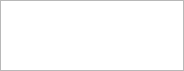
Above: simModules/src/wcursorinfo.ui from koalakoker/gSim before the change. Below: the same form after it.
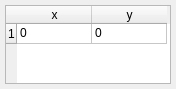
That is the form after the change.

Commit message: Cursorinfo fixing layout

```diff
--- a/simModules/src/wcursorinfo.ui
+++ b/simModules/src/wcursorinfo.ui
@@ -6,8 +6,8 @@
    <rect>
     <x>0</x>
     <y>0</y>
-    <width>184</width>
-    <height>71</height>
+    <width>176</width>
+    <height>89</height>
    </rect>
   </property>
   <property name="sizePolicy">
@@ -21,49 +21,59 @@
   </property>
   <layout class="QVBoxLayout" name="verticalLayout">
    <property name="leftMargin">
-    <number>0</number>
+    <number>5</number>
    </property>
    <property name="topMargin">
-    <number>0</number>
+    <number>5</number>
    </property>
    <property name="rightMargin">
-    <number>0</number>
+    <number>5</number>
    </property>
    <property name="bottomMargin">
-    <number>0</number>
+    <number>5</number>
    </property>
    <item>
     <widget class="QTableWidget" name="tableWidget">
-     <property name="sizePolicy">
-      <sizepolicy hsizetype="Expanding" vsizetype="Expanding">
-       <horstretch>0</horstretch>
-       <verstretch>0</verstretch>
-      </sizepolicy>
-     </property>
-     <property name="rowCount">
-      <number>0</number>
-     </property>
-     <property name="columnCount">
-      <number>0</number>
-     </property>
-     <attribute name="horizontalHeaderVisible">
-      <bool>true</bool>
-     </attribute>
-     <attribute name="horizontalHeaderCascadingSectionResizes">
-      <bool>false</bool>
-     </attribute>
      <attribute name="horizontalHeaderDefaultSectionSize">
       <number>75</number>
      </attribute>
      <attribute name="horizontalHeaderMinimumSectionSize">
       <number>75</number>
      </attribute>
-     <attribute name="verticalHeaderVisible">
-      <bool>true</bool>
-     </attribute>
      <attribute name="verticalHeaderDefaultSectionSize">
-      <number>21</number>
+      <number>20</number>
      </attribute>
+     <attribute name="verticalHeaderMinimumSectionSize">
+      <number>20</number>
+     </attribute>
+     <attribute name="verticalHeaderStretchLastSection">
+      <bool>false</bool>
+     </attribute>
+     <row>
+      <property name="text">
+       <string>1</string>
+      </property>
+     </row>
+     <column>
+      <property name="text">
+       <string>x</string>
+      </property>
+     </column>
+     <column>
+      <property name="text">
+       <string>y</string>
+      </property>
+     </column>
+     <item row="0" column="0">
+      <property name="text">
+       <string>0</string>
+      </property>
+     </item>
+     <item row="0" column="1">
+      <property name="text">
+       <string>0</string>
+      </property>
+     </item>
     </widget>
    </item>
   </layout>
```
The commit also changes 1 other file.
